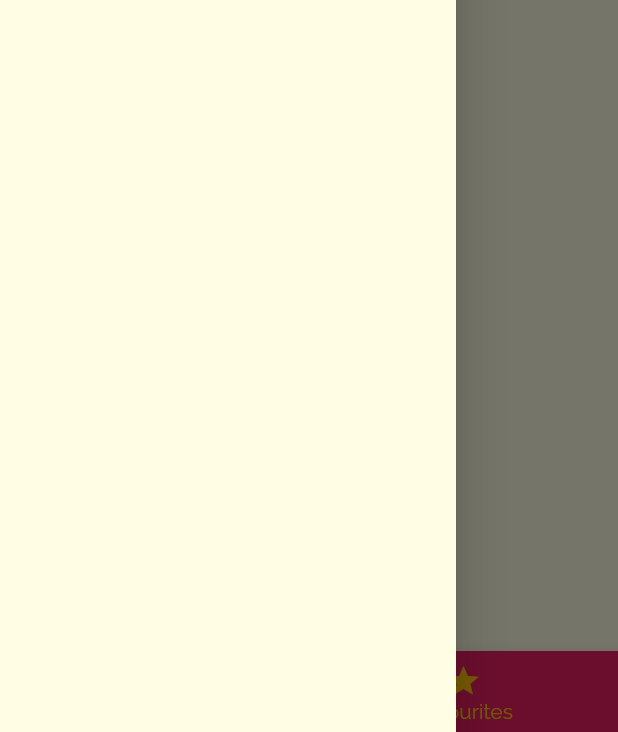
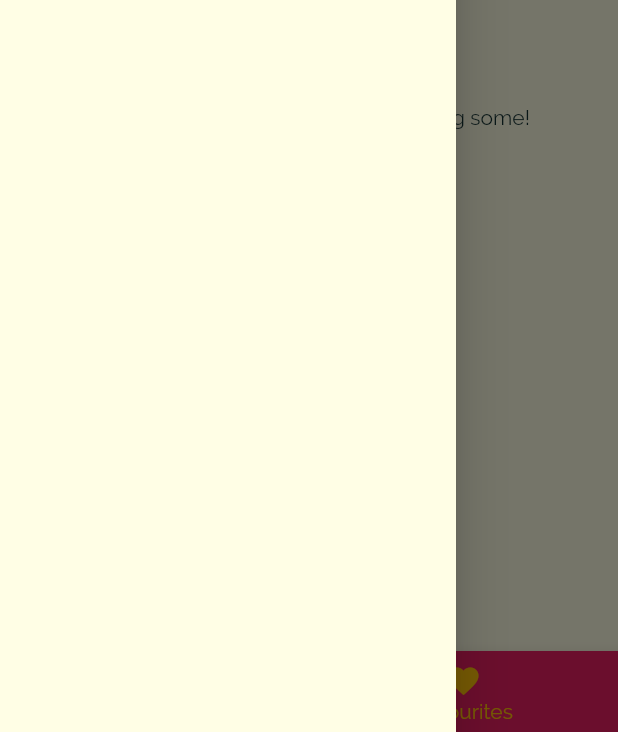
Before and after one commit to salim-joshua/meals-app, a Flutter app: the screen it shows after launch, item 2 of the bottom bar chosen, with the side drawer open, on a phone screen of 412 x 824 dp. Shown: the part 501-1233 px from the top of the screen. Run offline on Flutter 3.47's test engine with Material 2 defaults, Android fonts, the phone set to English and light mode, and no system bars.

Commit message:
added favorites

```diff
--- a/lib/main.dart
+++ b/lib/main.dart
@@ -24,6 +24,7 @@ class _MyAppState extends State<MyApp> {
   };
 
   List<Meal> _availableMeals = DUMMY_MEALS;
+  List<Meal> _favoriteMeals = [];
 
   void _setFilters(Map<String, bool> filterData) {
     setState(() {
@@ -44,6 +45,26 @@ class _MyAppState extends State<MyApp> {
         return true;
       }).toList();
     });
+  }
+
+  void _toggleFavorite(String mealId) {
+    final existingIndex =
+        _favoriteMeals.indexWhere((meal) => meal.id == mealId);
+    if (existingIndex >= 0) {
+      setState(() {
+        _favoriteMeals.removeAt(existingIndex);
+      });
+    } else {
+      setState(() {
+        _favoriteMeals.add(
+          DUMMY_MEALS.firstWhere((meal) => meal.id == mealId),
+        );
+      });
+    }
+  }
+
+  bool _isMealFavorite(String id) {
+    return _favoriteMeals.any((meal) => meal.id == id);
   }
 
   @override
@@ -69,10 +90,12 @@ class _MyAppState extends State<MyApp> {
               ),
             ),
       ),
-      home: TabsScreen(),
+      home: TabsScreen(_favoriteMeals),
       routes: {
-        CategoryMealsScreen.routeName: (ctx) => CategoryMealsScreen(_availableMeals),
-        MealDetailScreen.routeName: (ctx) => MealDetailScreen(),
+        CategoryMealsScreen.routeName: (ctx) =>
+            CategoryMealsScreen(_availableMeals),
+        MealDetailScreen.routeName: (ctx) =>
+            MealDetailScreen(_toggleFavorite, _isMealFavorite),
         FilterScreen.routeName: (ctx) => FilterScreen(_setFilters, _filters),
       },
       onUnknownRoute: (settings) {
--- a/lib/screens/category_meals_screen.dart
+++ b/lib/screens/category_meals_screen.dart
@@ -61,7 +61,6 @@ class _CategoryMealsScreenState extends State<CategoryMealsScreen> {
             duration: displayedMeals[index].duration,
             affordability: displayedMeals[index].affordability,
             complexity: displayedMeals[index].complexity,
-            removeItem: _removeMeal,
           );
         },
         itemCount: displayedMeals.length,
--- a/lib/screens/favorites_screen.dart
+++ b/lib/screens/favorites_screen.dart
@@ -1,10 +1,31 @@
 import 'package:flutter/material.dart';
+import '../models/meal.dart';
+import '../widgets/meal_item.dart';
 
 class FavoritesScreen extends StatelessWidget {
+  final List<Meal> favoriteMeals;
+
+  FavoritesScreen(this.favoriteMeals);
+
   @override
   Widget build(BuildContext context) {
-    return Container(
-      child: Text('FAVORITES!'),
-    );
+    if (favoriteMeals.isEmpty) {
+    return Center(
+      child: Text('You have no favorites yet - start adding some!'),
+    );} else {
+      return ListView.builder(
+        itemBuilder: (ctx, index) {
+          return MealItem(
+            id: favoriteMeals[index].id,
+            title: favoriteMeals[index].title,
+            imageUrl: favoriteMeals[index].imageUrl,
+            duration: favoriteMeals[index].duration,
+            affordability: favoriteMeals[index].affordability,
+            complexity: favoriteMeals[index].complexity,
+          );
+        },
+        itemCount: favoriteMeals.length,
+      );
+    }
   }
 }
--- a/lib/screens/tabs_screen.dart
+++ b/lib/screens/tabs_screen.dart
@@ -2,19 +2,35 @@ import 'package:flutter/material.dart';
 import '../widgets/main_drawer.dart';
 import './favorites_screen.dart';
 import './categories_screen.dart';
+import '../models/meal.dart';
 
 class TabsScreen extends StatefulWidget {
+  final List<Meal> favoriteMeals;
+
+  TabsScreen(this.favoriteMeals);
   @override
   _TabScreenState createState() => _TabScreenState();
 }
 
 class _TabScreenState extends State<TabsScreen> {
-  final List<Map<String, Object>> _pages = [
-    {'page': CategoriesScreen(), 'title': 'Categories'},
-    {'page': FavoritesScreen(),'title': 'Your Favorites'},
-  ];
+  List<Map<String, Object>> _pages;
 
   int _selectedPageIndex = 0;
+
+  @override
+  void initState() {
+    super.initState();
+    _pages = [
+      {
+        'page': CategoriesScreen(),
+        'title': 'Categories',
+      },
+      {
+        'page': FavoritesScreen(widget.favoriteMeals),
+        'title': 'Your Favorites',
+      },
+    ];
+  }
 
   void _selectPage(int index) {
     setState(() {
@@ -26,7 +42,9 @@ class _TabScreenState extends State<TabsScreen> {
   Widget build(BuildContext context) {
     return Scaffold(
       appBar: AppBar(
-        title: Text(_pages[_selectedPageIndex]['title'],),
+        title: Text(
+          _pages[_selectedPageIndex]['title'],
+        ),
       ),
       drawer: MainDrawer(),
       body: _pages[_selectedPageIndex]['page'],
@@ -42,7 +60,7 @@ class _TabScreenState extends State<TabsScreen> {
             title: Text('Categories'),
           ),
           BottomNavigationBarItem(
-            icon: Icon(Icons.star),
+            icon: Icon(Icons.favorite),
             title: Text('Favourites'),
           ),
         ],
--- a/lib/widgets/meal_item.dart
+++ b/lib/widgets/meal_item.dart
@@ -9,7 +9,6 @@ class MealItem extends StatelessWidget {
   final int duration;
   final Complexity complexity;
   final Affordability affordability;
-  final Function removeItem;
 
   MealItem({
     @required this.id,
@@ -18,7 +17,6 @@ class MealItem extends StatelessWidget {
     @required this.duration,
     @required this.affordability,
     @required this.complexity,
-    @required this.removeItem,
   });
 
   String get complexityText {
@@ -59,7 +57,7 @@ class MealItem extends StatelessWidget {
       arguments: id,
     ).then((result) => {
       if(result != null) {
-        removeItem(result)
+        //removeItem(result)
       }
     });
   }
```
Also changed, not shown: lib/screens/meal_detail_screen.dart (+7 -4 lines).
